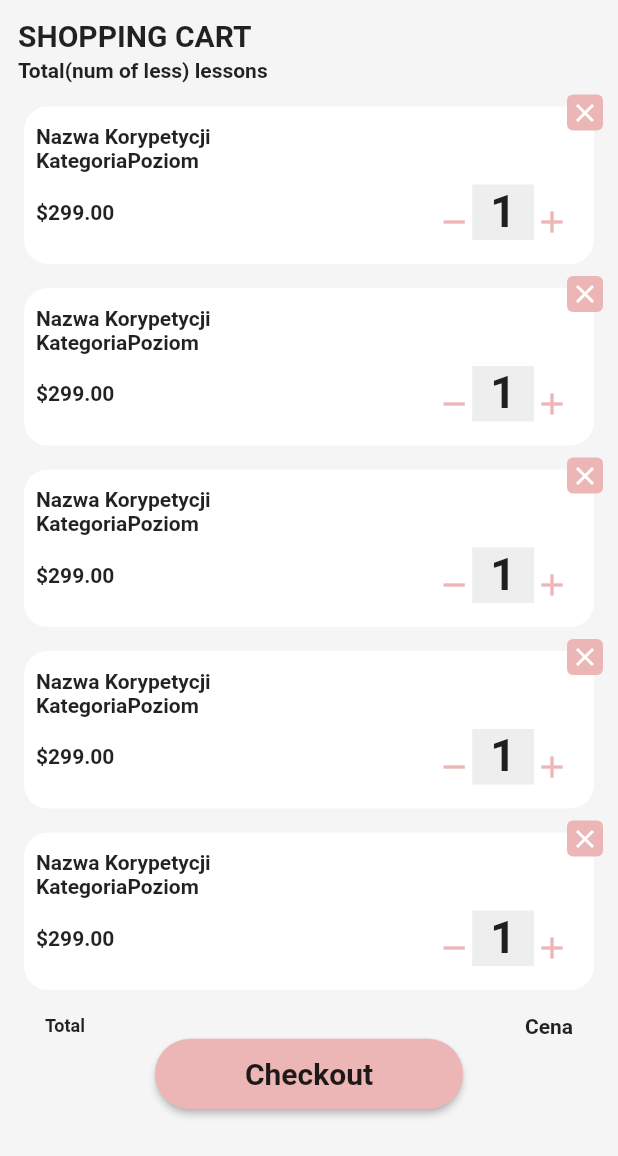
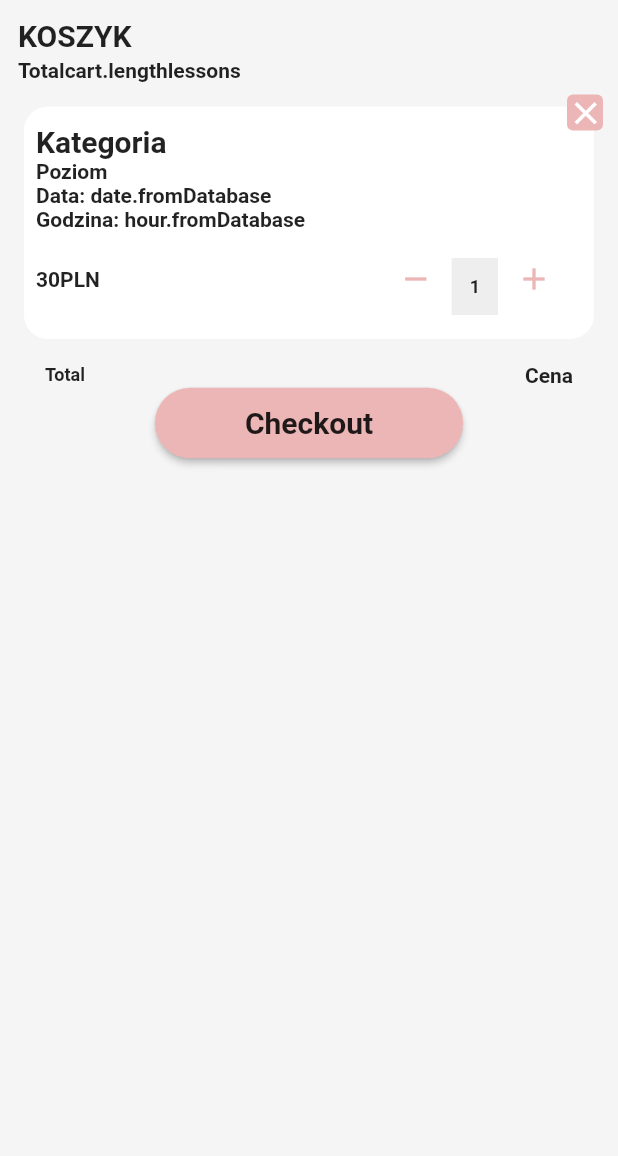
Before and after one commit to gorazdnina/Korepetycje, a Flutter app: the CartPage screen opened directly, on a phone screen of 412 x 824 dp. Shown: the top 1156 px of the screen. Run offline on Flutter 3.47's test engine with Material 2 defaults, Android fonts, the phone set to English and light mode, and no system bars; our stand-ins replace cloud_firestore, firebase_auth, firebase_core, flutter_calendar_carousel, flutter_spinkit; accounts and stored records are empty.

Commit message:
Update cart screen layout and added new functionality

```diff
--- a/lib/screens/home/cart.dart
+++ b/lib/screens/home/cart.dart
@@ -83,7 +83,7 @@ class _CartPageState extends State<CartPage> {
     return Container(
       alignment: Alignment.topLeft,
       child: Text(
-        "SHOPPING CART",
+        "KOSZYK",
         style: TextStyle(fontSize: 20, fontWeight: FontWeight.bold),
       ),
       margin: EdgeInsets.only(left: 12, top: 12),
@@ -94,7 +94,7 @@ class _CartPageState extends State<CartPage> {
     return Container(
       alignment: Alignment.topLeft,
       child: Text(
-        "Total(num of less) lessons",
+        "Total" +  "cart.length" + "lessons", // attach length of cart table
         style: TextStyle(fontSize: 14, fontWeight: FontWeight.bold),
       ),
       margin: EdgeInsets.only(left: 12, top: 4),
@@ -105,12 +105,22 @@ class _CartPageState extends State<CartPage> {
     return ListView.builder(
       shrinkWrap: true,
       primary: false,
-      itemBuilder: (context, position) {
-        return createCartListItem();
+      itemCount: 1, //cart.length ?? 0,
+      itemBuilder: (context, index) {
+        return createCartListItem(); //createCartListItem(cart: cart[index]);
       },
-      itemCount: 5,
+
     );
   }
+
+  dropItemFromCart(){
+      print("delete item from cart");
+      //drop item from database
+  }
+
+
+  int count = 1; // do wywalenia
+  int pricePerHour = 30; // do wywalenia
 
   createCartListItem() {
     return Stack(
@@ -143,15 +153,23 @@ class _CartPageState extends State<CartPage> {
                       Container(
                         padding: EdgeInsets.only(right: 8, top: 4),
                         child: Text(
-                          "Nazwa Korypetycji",
+                          "Kategoria",
                           maxLines: 2,
                           softWrap: true,
-                          style: TextStyle(fontSize: 14, fontWeight: FontWeight.bold),
+                          style: TextStyle(fontSize: 20, fontWeight: FontWeight.bold),
                         ),
                       ),
                       //Utils.getSizedBox(height: 6),
                       Text(
-                        "Kategoria" + "Poziom",
+                        "Poziom",
+                        style: TextStyle(fontSize: 14, fontWeight: FontWeight.bold),
+                      ),
+                      Text(
+                        "Data: " + "date.fromDatabase",
+                        style: TextStyle(fontSize: 14, fontWeight: FontWeight.bold),
+                      ),
+                      Text(
+                        "Godzina: " + "hour.fromDatabase",
                         style: TextStyle(fontSize: 14, fontWeight: FontWeight.bold),
                       ),
                       Container(
@@ -159,7 +177,7 @@ class _CartPageState extends State<CartPage> {
                           mainAxisAlignment: MainAxisAlignment.spaceBetween,
                           children: <Widget>[
                             Text(
-                              "\$299.00",
+                              (pricePerHour*count).toString() + "PLN", //price per hour * count of hour
                               style: TextStyle(fontSize: 14, fontWeight: FontWeight.bold),
                             ),
                             Padding(
@@ -168,26 +186,41 @@ class _CartPageState extends State<CartPage> {
                                 mainAxisAlignment: MainAxisAlignment.center,
                                 crossAxisAlignment: CrossAxisAlignment.end,
                                 children: <Widget>[
-                                  Icon(
+                                  IconButton(
+                                    icon: const Icon(
                                       Icons.remove,
                                       size: 24,
                                       color:Color(0xFFECB6B6),
                                     ),
+                                    onPressed: () {
+                                      setState(() {
+                                        count--; //decrease hour of lessons from database
+                                      });
+                                    },
+                                  ),
+
                                   Container(
                                     color: Colors.grey.shade200,
                                     padding: const EdgeInsets.only(
-                                        bottom: 2, right: 12, left: 12),
+                                        top: 12, bottom: 12, right: 12, left: 12),
+                                    alignment: Alignment.center,
                                     child: Text(
-                                      "1",
+                                      count.toString(),
                                       style:
-                                      TextStyle(fontSize: 30, fontWeight: FontWeight.bold),
+                                      TextStyle(fontSize: 12, fontWeight: FontWeight.bold),
                                     ),
                                   ),
-                                  Icon(
-                                    Icons.add,
+                                  IconButton(
+                                    icon: const Icon(Icons.add,
                                         size: 24,
-                                    color: Color(0xFFECB6B6),
-                                  )
+                                        color: Color(0xFFECB6B6)),
+                                    onPressed: () {
+                                      setState(() {
+                                        count++; //add hour of lessons to database
+                                      });
+                                    },
+                                  ),
+
                                 ],
                               ),
                             )
@@ -209,10 +242,20 @@ class _CartPageState extends State<CartPage> {
             height: 24,
             alignment: Alignment.center,
             margin: EdgeInsets.only(right: 10, top: 8),
-            child: Icon(
+            child: IconButton(
+              padding: EdgeInsets.only(right: 5, top: 0),
+              icon: const Icon(
                 Icons.close,
                 color: Colors.white,
-              size: 20,
+                size: 25,
+              ),
+              alignment: Alignment.center,
+              onPressed: () {
+                setState(() {
+                  dropItemFromCart();
+                  //print("delete item from cart"); //delete item from cart in database
+                });
+              },
             ),
             decoration: BoxDecoration(
               borderRadius: BorderRadius.all(Radius.circular(4)),
--- a/lib/screens/home/home.dart
+++ b/lib/screens/home/home.dart
@@ -102,7 +102,7 @@ class _HomeState extends State<Home>{
   Widget _cartScreen() {
     return Container(
       child: Column(children:<Widget> [
-        _dropDownCategory(),
+
         Expanded(
           child:CartPage(),
         ),
```
Also changed, not shown: pubspec.lock. Lines whose indentation alone changed are shown as unchanged.
